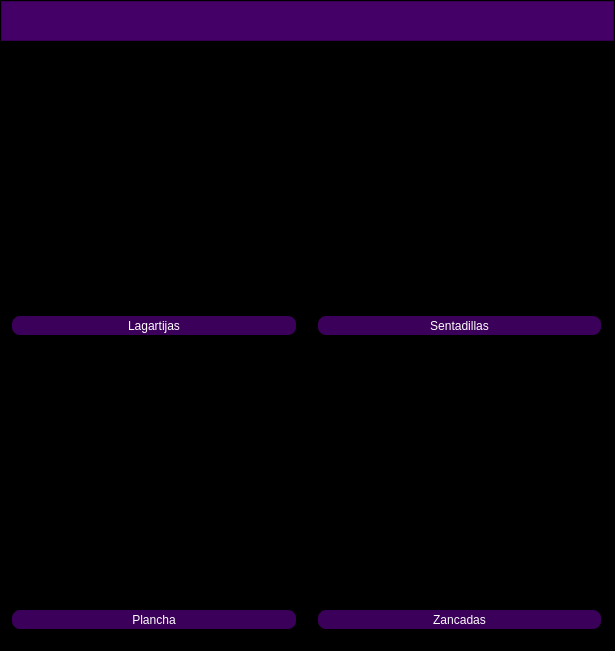
This is interfaces/Select_exercise/select_exercise.ui in ElMejorGuerreroDeDios/VectraPolinova as Qt 5 draws it before an edit. The edited form follows.
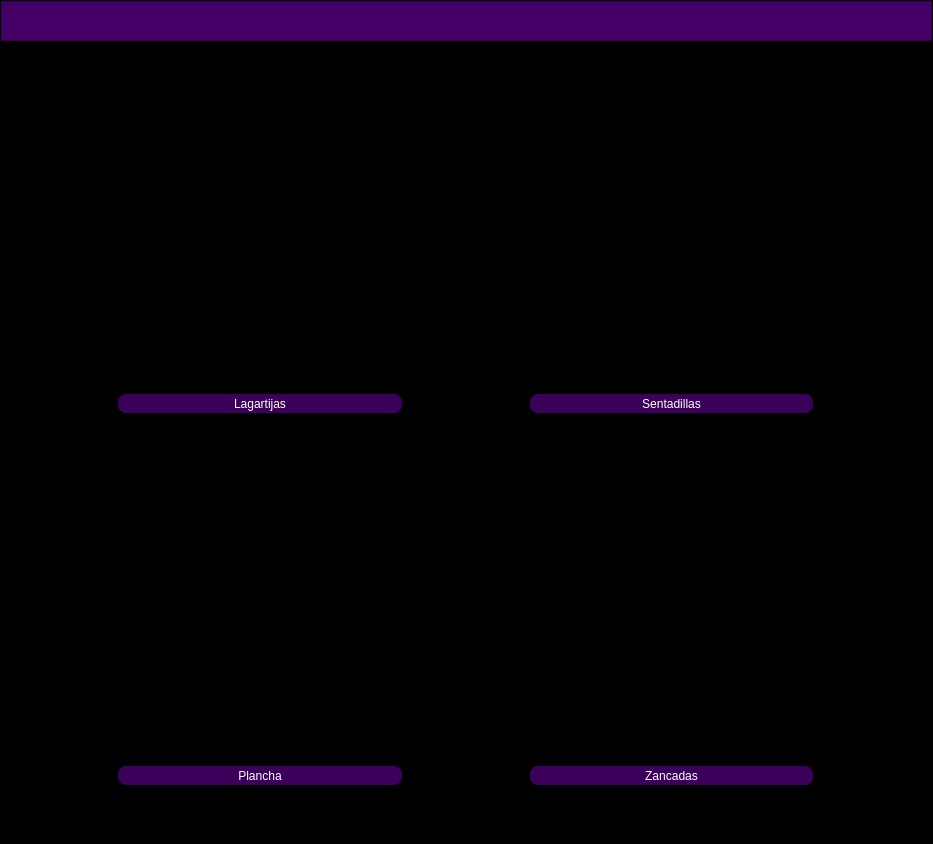
This is the edited form. Icons and pictures are not drawn.

```diff
--- a/interfaces/Select_exercise/select_exercise.ui
+++ b/interfaces/Select_exercise/select_exercise.ui
@@ -6,8 +6,8 @@
    <rect>
     <x>0</x>
     <y>0</y>
-    <width>615</width>
-    <height>651</height>
+    <width>933</width>
+    <height>844</height>
    </rect>
   </property>
   <property name="windowTitle">
```
Left out of the diff: 23 changed lines with no effect on the pictures.
